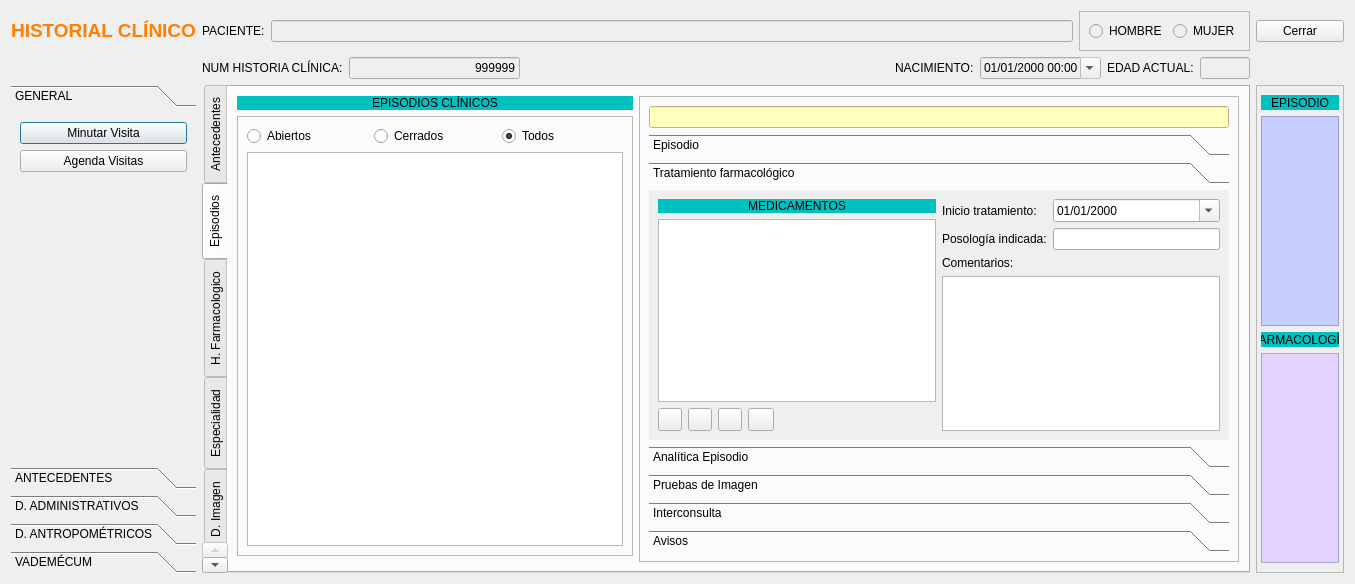
arcnexus/RedFoX, file frmfichapaciente.ui: the form before one commit.
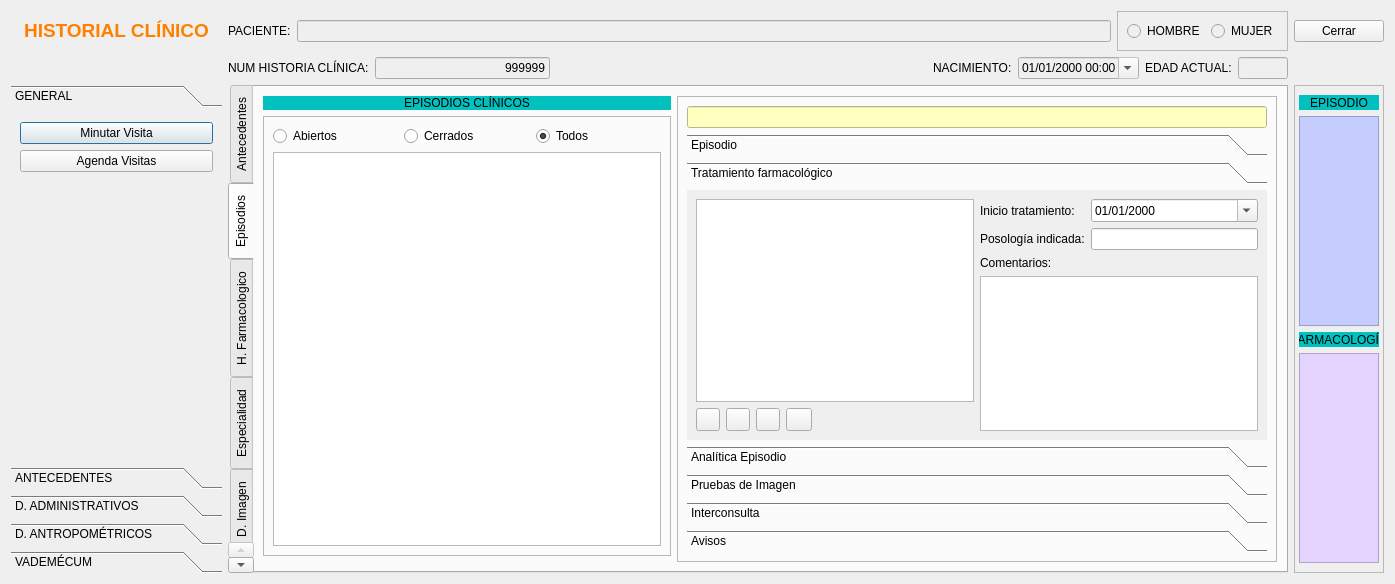
The form after the commit. The open tabs and pages were chosen to show the change. Icons and pictures are not drawn.

Commit message: Buscar medicamentos y añadirlos en la ficha del episodio. Con uso de slots ;-)

Diff of the .ui file:
```diff
--- a/frmfichapaciente.ui
+++ b/frmfichapaciente.ui
@@ -9,7 +9,7 @@
    <rect>
     <x>0</x>
     <y>0</y>
-    <width>1355</width>
+    <width>1395</width>
     <height>584</height>
    </rect>
   </property>
@@ -2041,7 +2041,7 @@
               <rect>
                <x>0</x>
                <y>0</y>
-               <width>699</width>
+               <width>576</width>
                <height>270</height>
               </rect>
              </property>
@@ -2051,7 +2051,7 @@
              <layout class="QGridLayout" name="gridLayout_7">
               <item row="0" column="0">
                <layout class="QGridLayout" name="gridLayout_6">
-                <item row="2" column="2">
+                <item row="1" column="2">
                  <widget class="QToolButton" name="btnVerFarma">
                   <property name="toolTip">
                    <string>Documentación Fármaco</string>
@@ -2065,64 +2065,7 @@
                   </property>
                  </widget>
                 </item>
-                <item row="2" column="1">
-                 <widget class="QToolButton" name="btnBorrarFarma">
-                  <property name="toolTip">
-                   <string>Borrar Farmacología</string>
-                  </property>
-                  <property name="text">
-                   <string/>
-                  </property>
-                  <property name="icon">
-                   <iconset resource="terra.qrc">
-                    <normaloff>:/Icons/PNG/Delete.png</normaloff>:/Icons/PNG/Delete.png</iconset>
-                  </property>
-                 </widget>
-                </item>
-                <item row="2" column="4">
-                 <spacer name="horizontalSpacer_2">
-                  <property name="orientation">
-                   <enum>Qt::Horizontal</enum>
-                  </property>
-                  <property name="sizeHint" stdset="0">
-                   <size>
-                    <width>40</width>
-                    <height>20</height>
-                   </size>
-                  </property>
-                 </spacer>
-                </item>
-                <item row="2" column="0">
-                 <widget class="QToolButton" name="btnAnadirFarma">
-                  <property name="toolTip">
-                   <string>Nuevo fármaco</string>
-                  </property>
-                  <property name="text">
-                   <string/>
-                  </property>
-                  <property name="icon">
-                   <iconset resource="terra.qrc">
-                    <normaloff>:/Icons/PNG/add.png</normaloff>:/Icons/PNG/add.png</iconset>
-                  </property>
-                 </widget>
-                </item>
-                <item row="1" column="0" colspan="5">
-                 <widget class="QListWidget" name="listaTratamientosFarma"/>
-                </item>
-                <item row="0" column="0" colspan="5">
-                 <widget class="QLabel" name="label_11">
-                  <property name="styleSheet">
-                   <string notr="true">background-color: rgb(0, 192, 192);</string>
-                  </property>
-                  <property name="text">
-                   <string>MEDICAMENTOS</string>
-                  </property>
-                  <property name="alignment">
-                   <set>Qt::AlignCenter</set>
-                  </property>
-                 </widget>
-                </item>
-                <item row="2" column="3">
+                <item row="1" column="3">
                  <widget class="QPushButton" name="btnImprimirMedicamentosEpisiodio">
                   <property name="maximumSize">
                    <size>
@@ -2148,6 +2091,50 @@
                   </property>
                  </widget>
                 </item>
+                <item row="1" column="1">
+                 <widget class="QToolButton" name="btnBorrarFarma">
+                  <property name="toolTip">
+                   <string>Borrar Farmacología</string>
+                  </property>
+                  <property name="text">
+                   <string/>
+                  </property>
+                  <property name="icon">
+                   <iconset resource="terra.qrc">
+                    <normaloff>:/Icons/PNG/Delete.png</normaloff>:/Icons/PNG/Delete.png</iconset>
+                  </property>
+                 </widget>
+                </item>
+                <item row="1" column="4">
+                 <spacer name="horizontalSpacer_2">
+                  <property name="orientation">
+                   <enum>Qt::Horizontal</enum>
+                  </property>
+                  <property name="sizeHint" stdset="0">
+                   <size>
+                    <width>40</width>
+                    <height>20</height>
+                   </size>
+                  </property>
+                 </spacer>
+                </item>
+                <item row="1" column="0">
+                 <widget class="QToolButton" name="btnAnadirFarma">
+                  <property name="toolTip">
+                   <string>Nuevo fármaco</string>
+                  </property>
+                  <property name="text">
+                   <string/>
+                  </property>
+                  <property name="icon">
+                   <iconset resource="terra.qrc">
+                    <normaloff>:/Icons/PNG/add.png</normaloff>:/Icons/PNG/add.png</iconset>
+                  </property>
+                 </widget>
+                </item>
+                <item row="0" column="0" colspan="6">
+                 <widget class="QTableView" name="listaTratamientosFarma"/>
+                </item>
                </layout>
               </item>
               <item row="0" column="1">
```
Left out of the diff: 11 changed lines with no effect on the pictures. The commit also changes 5 other files.
